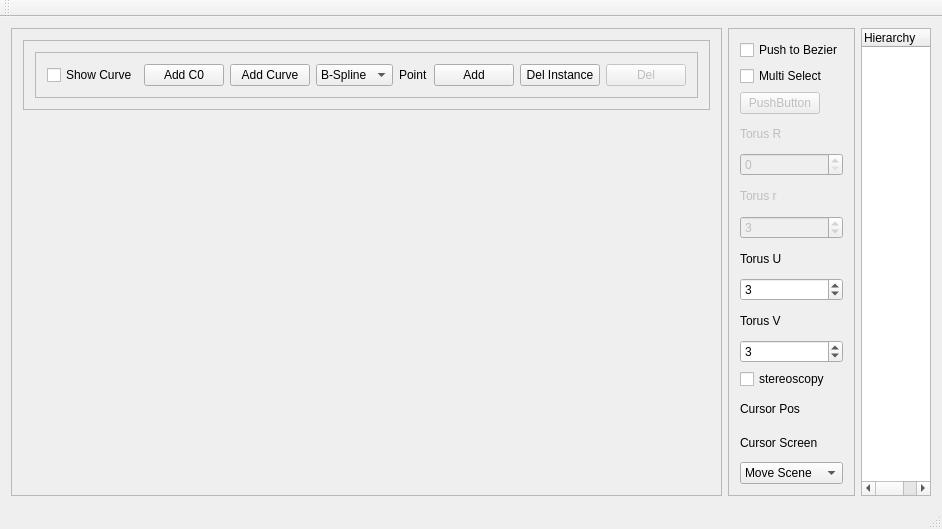
awitwicka/3DGraphicEngine, file GraphicEngine/mainwindow.ui: the form before one commit.
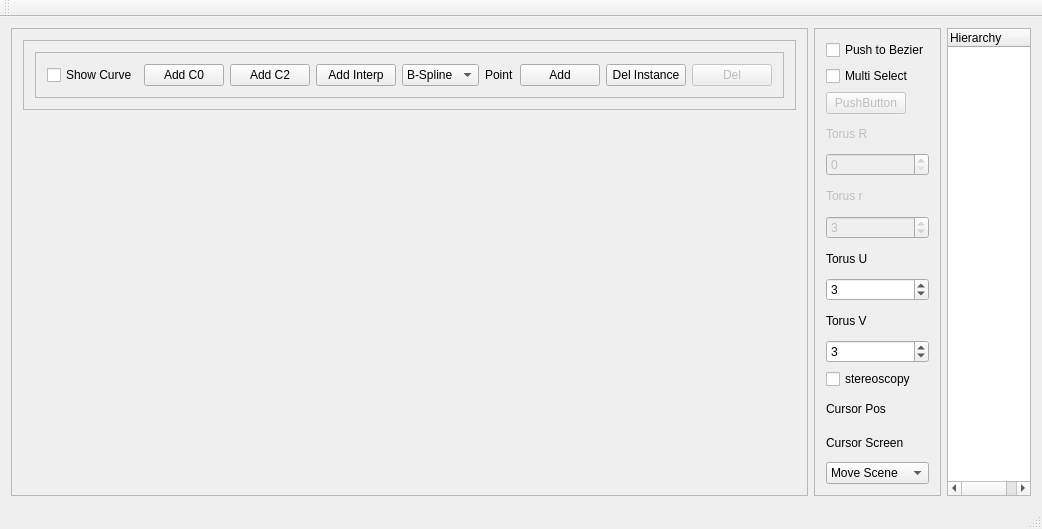
The form after the commit. Custom widgets are drawn as their Qt base class.

What changed in the file:
```diff
--- a/GraphicEngine/mainwindow.ui
+++ b/GraphicEngine/mainwindow.ui
@@ -6,7 +6,7 @@
    <rect>
     <x>0</x>
     <y>0</y>
-    <width>916</width>
+    <width>1042</width>
     <height>529</height>
    </rect>
   </property>
@@ -74,7 +74,14 @@
              <item>
               <widget class="QPushButton" name="pushButton_addBezier">
                <property name="text">
-                <string>Add Curve</string>
+                <string>Add C2</string>
+               </property>
+              </widget>
+             </item>
+             <item>
+              <widget class="QPushButton" name="pushButton_addInterp">
+               <property name="text">
+                <string>Add Interp</string>
                </property>
               </widget>
              </item>
```
Left out of the diff: 4 changed lines with no effect on the pictures.
